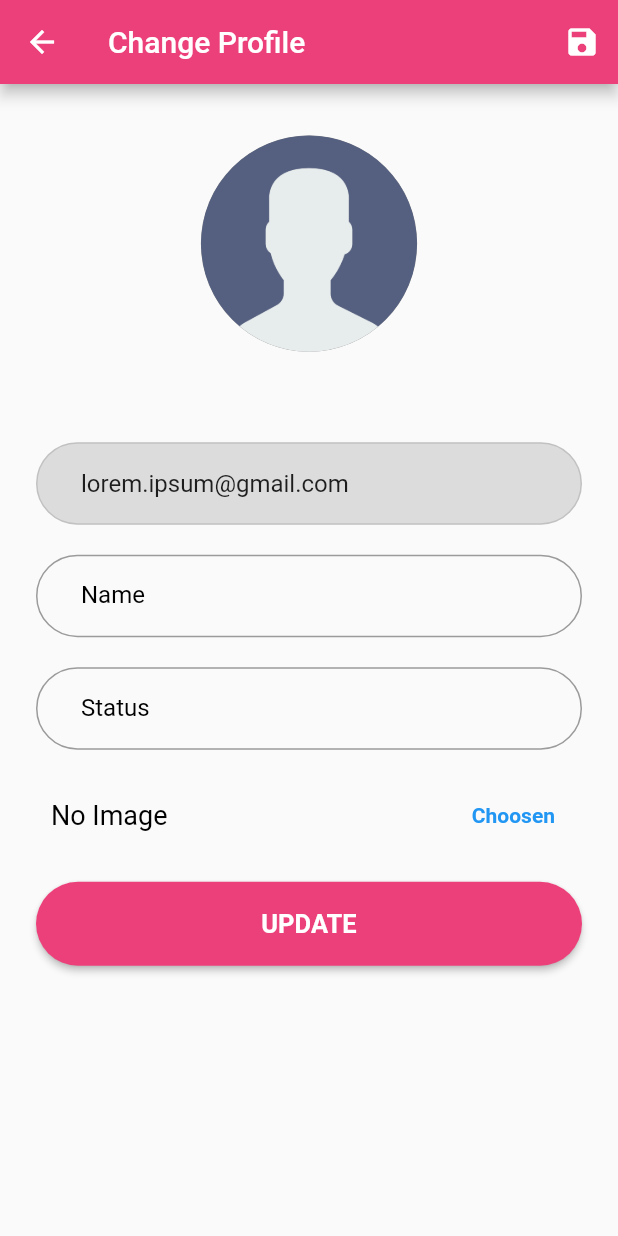
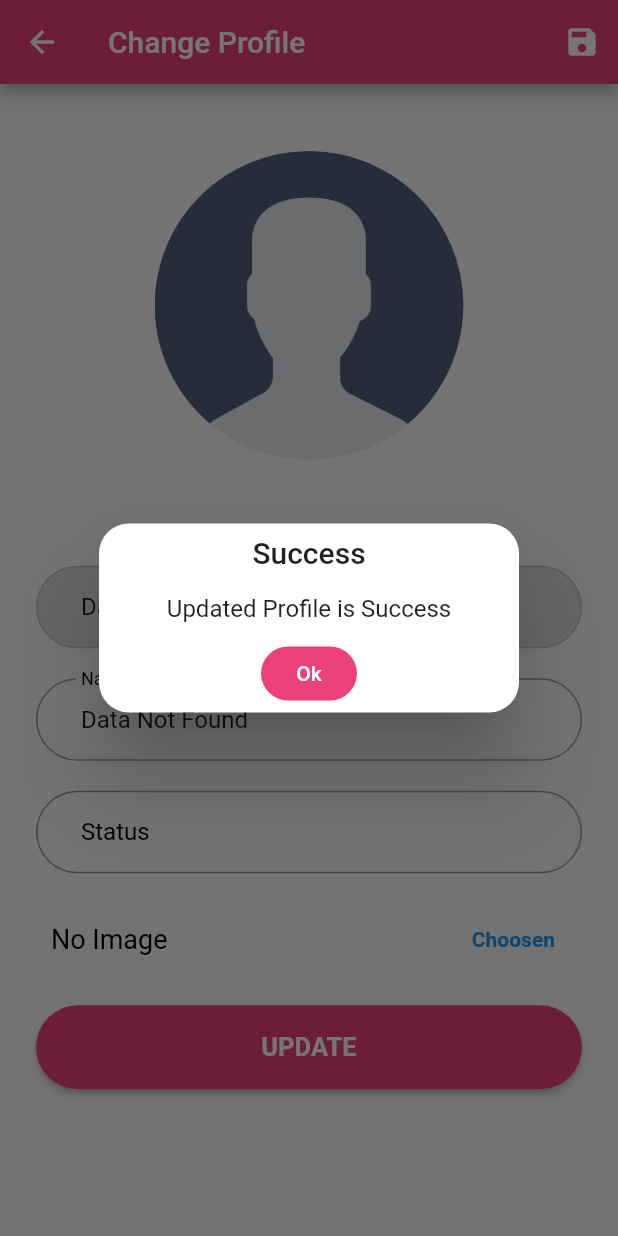
Before and after one commit to hihendi/chatAPP-Flutter, a Flutter app: the ChangeProfileView screen opened by its route, after a tap on "UPDATE", on a phone screen of 412 x 824 dp. Run offline on Flutter 3.47's test engine with Material 2 defaults, Android fonts, the phone set to English and light mode, and no system bars; drawn by our look-alikes of avatar_glow; our stand-ins replace cloud_firestore, emoji_picker_flutter, firebase_auth, firebase_core, get, get_storage and 3 more; accounts and stored records are empty.

Commit message:
change profile and status to firestore and usersmodel

```diff
--- a/lib/app/controllers/auth_controller.dart
+++ b/lib/app/controllers/auth_controller.dart
@@ -2,6 +2,7 @@ import 'package:chatapp/app/data/models/users_model_model.dart';
 import 'package:chatapp/app/routes/app_pages.dart';
 import 'package:cloud_firestore/cloud_firestore.dart';
 import 'package:firebase_auth/firebase_auth.dart';
+import 'package:flutter/material.dart';
 import 'package:get/get.dart';
 import 'package:get_storage/get_storage.dart';
 import 'package:google_sign_in/google_sign_in.dart';
@@ -11,8 +12,10 @@ class AuthController extends GetxController {
   var isAuth = false.obs;
   GoogleSignIn _googleSignIn = GoogleSignIn();
   GoogleSignInAccount? _userAccount;
+  UserCredential? userCredential;
 
-  UsersModel usersModel = UsersModel();
+  //usermodel kita jadikan obs karena untuk di observasi di getx
+  var usersModel = UsersModel().obs;
 
   FirebaseFirestore firestore = FirebaseFirestore.instance;
 
@@ -52,8 +55,9 @@ class AuthController extends GetxController {
         //Ini untuk mengirimkan credential ke firebase authentication
         final credentialUser = await FirebaseAuth.instance
             .signInWithCredential(credential)
-            .then((value) => value);
+            .then((value) => userCredential = value);
 
+        //Ini fungsi untuk mengambil memasukkan collection firestore ke variable users
         CollectionReference users = firestore.collection("users");
 
         //ini fungsi untuk get data dari firestore
@@ -65,7 +69,8 @@ class AuthController extends GetxController {
 
         final toUserModel = userFirestore.data() as Map<String, dynamic>;
 
-        usersModel = UsersModel(
+        //cara observasi diuntuk model, update semua parameter ke model UserModel
+        usersModel(UsersModel(
           uid: toUserModel["uid"],
           name: toUserModel["name"],
           email: toUserModel["email"],
@@ -74,7 +79,7 @@ class AuthController extends GetxController {
           creationTime: toUserModel["creationTime"],
           lastSignInTime: toUserModel["lastSignInTime"],
           updatedTime: toUserModel["updatedTime"],
-        );
+        ));
 
         return true;
       }
@@ -117,7 +122,7 @@ class AuthController extends GetxController {
         //Ini untuk mengirimkan credential ke firebase authentication
         final credentialUser = await FirebaseAuth.instance
             .signInWithCredential(credential)
-            .then((value) => value);
+            .then((value) => userCredential = value);
 
         //Ini untuk menyimpan ke local memory hp bahwa status user pernah login dan tidak menampilkan introduction screen lagi
         GetStorage box = GetStorage();
@@ -155,7 +160,8 @@ class AuthController extends GetxController {
         }
         final toUserModel = userFirestore.data() as Map<String, dynamic>;
 
-        usersModel = UsersModel(
+        //cara observasi diuntuk model, update semua parameter ke model UserModel
+        usersModel(UsersModel(
           uid: toUserModel["uid"],
           name: toUserModel["name"],
           email: toUserModel["email"],
@@ -164,7 +170,7 @@ class AuthController extends GetxController {
           creationTime: toUserModel["creationTime"],
           lastSignInTime: toUserModel["lastSignInTime"],
           updatedTime: toUserModel["updatedTime"],
-        );
+        ));
 
         print("BERHASIL LOGIN");
         print(credentialUser);
--- a/lib/app/modules/change_profile/controllers/change_profile_controller.dart
+++ b/lib/app/modules/change_profile/controllers/change_profile_controller.dart
@@ -1,14 +1,23 @@
+import 'package:chatapp/app/controllers/auth_controller.dart';
+import 'package:chatapp/app/routes/app_pages.dart';
+import 'package:cloud_firestore/cloud_firestore.dart';
+import 'package:firebase_auth/firebase_auth.dart';
 import 'package:flutter/cupertino.dart';
+import 'package:flutter/material.dart';
 import 'package:get/get.dart';
 
 class ChangeProfileController extends GetxController {
+  final authController = Get.find<AuthController>();
   late TextEditingController emailController;
   late TextEditingController nameController;
   late TextEditingController statusController;
 
+  FirebaseFirestore firestore = FirebaseFirestore.instance;
+  var currentUsers = FirebaseAuth.instance.currentUser;
+
   @override
   void onInit() {
-    emailController = TextEditingController(text: "lorem.ipsum@gmail.com");
+    emailController = TextEditingController();
     nameController = TextEditingController();
     statusController = TextEditingController();
     super.onInit();
@@ -21,4 +30,41 @@ class ChangeProfileController extends GetxController {
     statusController.dispose();
     super.onClose();
   }
+
+  //Change Profile
+
+  void changeProfile(String name, String status) {
+    final date = DateTime.now().toIso8601String();
+    //Update data ke firestore
+    CollectionReference users = firestore.collection("users");
+    users.doc(currentUsers!.email).update({
+      "name": name,
+      "status": status,
+      "lastSignInTime":
+          currentUsers!.metadata.lastSignInTime!.toIso8601String(),
+      "updatedTime": date,
+    });
+
+    //update beberapa parameter ke model
+    authController.usersModel.update((user) {
+      user!.name = name;
+      user.status = status;
+      user.lastSignInTime =
+          currentUsers!.metadata.lastSignInTime!.toIso8601String();
+      user.updatedTime = date;
+    });
+
+    authController.usersModel.refresh();
+    Get.defaultDialog(
+      title: "Success",
+      middleText: "Updated Profile is Success",
+      textConfirm: "Ok",
+      confirmTextColor: Colors.white,
+      buttonColor: Colors.pink[400],
+      onConfirm: () {
+        Get.offAllNamed(Routes.PROFILE);
+      },
+      barrierDismissible: false,
+    );
+  }
 }
--- a/lib/app/modules/change_profile/views/change_profile_view.dart
+++ b/lib/app/modules/change_profile/views/change_profile_view.dart
@@ -1,4 +1,5 @@
 import 'package:avatar_glow/avatar_glow.dart';
+import 'package:chatapp/app/controllers/auth_controller.dart';
 import 'package:flutter/material.dart';
 
 import 'package:get/get.dart';
@@ -6,8 +7,17 @@ import 'package:get/get.dart';
 import '../controllers/change_profile_controller.dart';
 
 class ChangeProfileView extends GetView<ChangeProfileController> {
+  final authController = Get.find<AuthController>();
+
   @override
   Widget build(BuildContext context) {
+    controller.emailController.text =
+        authController.usersModel.value.email ?? "Data Not Found";
+    controller.nameController.text =
+        authController.usersModel.value.name ?? "Data Not Found";
+    controller.statusController.text =
+        authController.usersModel.value.status ?? "";
+    print(authController.usersModel.value.status);
     return Scaffold(
         appBar: AppBar(
           backgroundColor: Colors.pink[400],
@@ -20,7 +30,10 @@ class ChangeProfileView extends GetView<ChangeProfileController> {
           title: Text('Change Profile'),
           actions: [
             IconButton(
-              onPressed: () {},
+              onPressed: () {
+                controller.changeProfile(controller.nameController.text,
+                    controller.statusController.text);
+              },
               icon: Icon(Icons.save),
             ),
           ],
@@ -30,21 +43,28 @@ class ChangeProfileView extends GetView<ChangeProfileController> {
           child: ListView(
             children: [
               AvatarGlow(
-                glowColor: Colors.black45,
+                endRadius: Get.width * 0.3,
+                glowColor: Colors.black54,
+                duration: Duration(seconds: 1),
                 child: Container(
-                  width: Get.width * 0.35,
-                  height: Get.width * 0.35,
-                  decoration: BoxDecoration(
-                    borderRadius: BorderRadius.circular(100),
-                    color: Colors.black38,
-                    image: DecorationImage(
-                      image: AssetImage("assets/logo/noimage.png"),
-                      fit: BoxFit.cover,
-                    ),
+                  margin: EdgeInsets.all(
+                    20,
+                  ),
+                  height: Get.width * 0.5,
+                  width: Get.width * 0.5,
+                  child: ClipRRect(
+                    borderRadius: BorderRadius.circular(200),
+                    child: (authController.usersModel.value.photoUrl == null)
+                        ? Image.asset(
+                            "assets/logo/noimage.png",
+                            fit: BoxFit.cover,
+                          )
+                        : Image.network(
+                            authController.usersModel.value.photoUrl!,
+                            fit: BoxFit.cover,
+                          ),
                   ),
                 ),
-                endRadius: Get.width * 0.2,
-                duration: Duration(seconds: 1),
               ),
               SizedBox(
                 height: 50,
@@ -72,6 +92,7 @@ class ChangeProfileView extends GetView<ChangeProfileController> {
               ),
               TextField(
                 controller: controller.nameController,
+                textInputAction: TextInputAction.next,
                 decoration: InputDecoration(
                   border: OutlineInputBorder(
                     borderRadius: BorderRadius.circular(100),
@@ -89,6 +110,11 @@ class ChangeProfileView extends GetView<ChangeProfileController> {
               ),
               TextField(
                 controller: controller.statusController,
+                textInputAction: TextInputAction.done,
+                onEditingComplete: () {
+                  controller.changeProfile(controller.nameController.text,
+                      controller.statusController.text);
+                },
                 decoration: InputDecoration(
                   border: OutlineInputBorder(
                     borderRadius: BorderRadius.circular(100),
@@ -139,7 +165,10 @@ class ChangeProfileView extends GetView<ChangeProfileController> {
                       borderRadius: BorderRadius.circular(100),
                     ),
                   ),
-                  onPressed: () {},
+                  onPressed: () {
+                    controller.changeProfile(controller.nameController.text,
+                        controller.statusController.text);
+                  },
                   child: Text(
                     "UPDATE",
                     style: TextStyle(
```
Also changed, not shown: lib/app/modules/profile/views/profile_view.dart (+9 -8 lines), lib/app/modules/update_status/controllers/update_status_controller.dart (+53 -0 lines), lib/app/modules/update_status/views/update_status_view.dart (+13 -1 lines).
